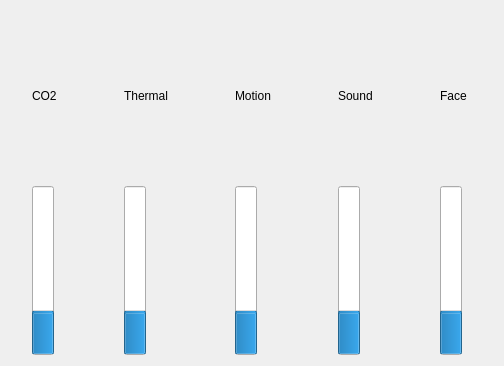
The window that resources/ProbabilityInfo.ui (pandora-auth-ros-pkg/pandora_rqt_gui) describes before a commit, drawn with Qt 5.
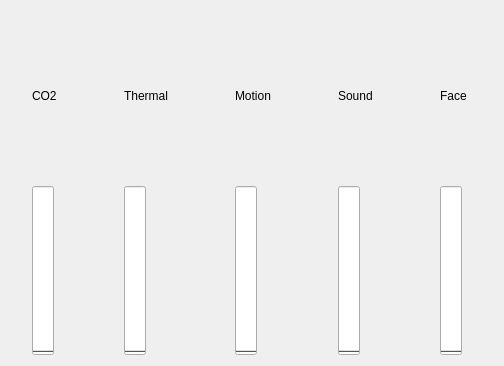
The same window after the commit.

Commit message: Changes in states and Buttons

```diff
--- a/resources/ProbabilityInfo.ui
+++ b/resources/ProbabilityInfo.ui
@@ -40,7 +40,7 @@
           </sizepolicy>
          </property>
          <property name="value">
-          <number>24</number>
+          <number>0</number>
          </property>
          <property name="orientation">
           <enum>Qt::Vertical</enum>
@@ -89,7 +89,7 @@
           </sizepolicy>
          </property>
          <property name="value">
-          <number>24</number>
+          <number>0</number>
          </property>
          <property name="orientation">
           <enum>Qt::Vertical</enum>
@@ -138,7 +138,7 @@
           </sizepolicy>
          </property>
          <property name="value">
-          <number>24</number>
+          <number>0</number>
          </property>
          <property name="orientation">
           <enum>Qt::Vertical</enum>
@@ -193,7 +193,7 @@
           </sizepolicy>
          </property>
          <property name="value">
-          <number>24</number>
+          <number>0</number>
          </property>
          <property name="orientation">
           <enum>Qt::Vertical</enum>
@@ -248,7 +248,7 @@
           </sizepolicy>
          </property>
          <property name="value">
-          <number>24</number>
+          <number>0</number>
          </property>
          <property name="orientation">
           <enum>Qt::Vertical</enum>
```
The commit also changes 4 other files.
